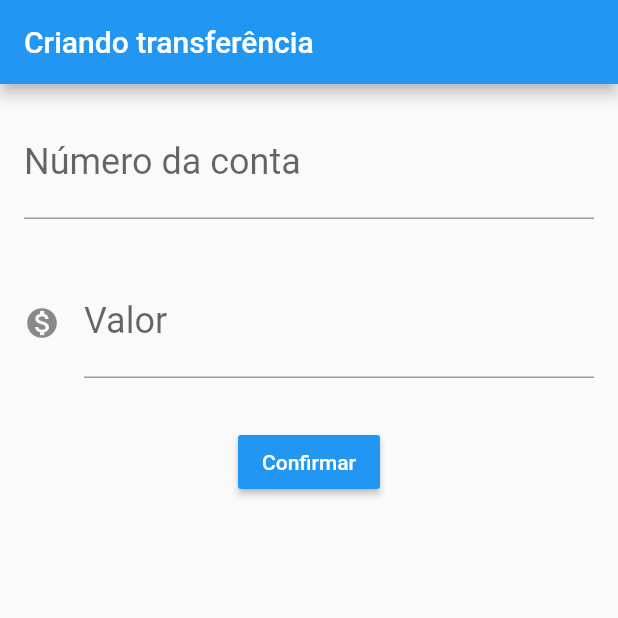
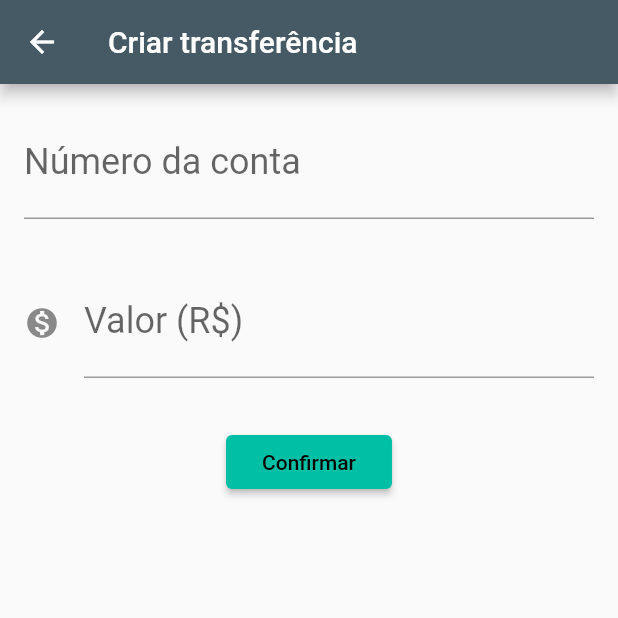
Before and after one commit to yagopessoa/bytebank, a Flutter app: the NewTransferForm screen opened directly, after a tap on "Confirmar", on a phone screen of 412 x 824 dp, the top half of it. Run offline on Flutter 3.47's test engine with Material 2 defaults, Android fonts, the phone set to English and light mode, and no system bars.

Commit message:
feat(transfers): listing created transfers

```diff
--- a/lib/main.dart
+++ b/lib/main.dart
@@ -6,14 +6,27 @@ class BytebankApp extends StatelessWidget {
   @override
   Widget build(BuildContext context) {
     return MaterialApp(
-      home: Scaffold(
-        body: NewTransferForm(),
+      home: TransfersList(),
+      theme: ThemeData(
+        primaryColor: Colors.blueGrey[700],
+        accentColor: Colors.tealAccent[700],
+        buttonTheme: ButtonThemeData(
+          buttonColor: Colors.tealAccent[700],
+          textTheme: ButtonTextTheme.primary,
+        ),
       ),
     );
   }
 }
 
-class NewTransferForm extends StatelessWidget {
+class NewTransferForm extends StatefulWidget {
+  @override
+  State<StatefulWidget> createState() {
+    return NewTransferFormState();
+  }
+}
+
+class NewTransferFormState extends State<NewTransferForm> {
   final TextEditingController _accNumberField = TextEditingController();
   final TextEditingController _valueField = TextEditingController();
 
@@ -21,100 +34,144 @@ class NewTransferForm extends StatelessWidget {
   Widget build(BuildContext context) {
     return Scaffold(
       appBar: AppBar(
-        title: Text('Criando transferência'),
+        title: Text('Criar transferência'),
       ),
-      body: Column(
+      body: SingleChildScrollView(
+        child: Column(
           children: <Widget>[
-          Padding(
-            padding: const EdgeInsets.all(16.0),
-            child: TextField(
+            CustomTextField(
               controller: _accNumberField,
-              style: TextStyle(
-                fontSize: 24.0,
+              label: 'Número da conta',
+              hint: '0000',
             ),
-              decoration: InputDecoration(
-                labelText: 'Número da conta',
-                hintText: '0000',
-              ),
-              keyboardType: TextInputType.number,
-            ),
-          ),
-          Padding(
-            padding: const EdgeInsets.all(16.0),
-            child: TextField(
+            CustomTextField(
               controller: _valueField,
-              style: TextStyle(
-                fontSize: 24.0,
-              ),
-              decoration: InputDecoration(
-                icon: Icon(Icons.monetization_on),
-                labelText: 'Valor',
-                hintText: '0.00',
-              ),
-              keyboardType: TextInputType.number,
-            ),
+              label: 'Valor (R\$)',
+              hint: '0.00',
+              icon: Icons.monetization_on,
             ),
             Padding(
               padding: const EdgeInsets.only(top: 16.0),
               child: RaisedButton(
                 child: Text('Confirmar'),
-              color: Colors.blue,
-              textColor: Colors.white,
-              onPressed: () {
+                // color: Colors.blue,
+                // textColor: Colors.white,
+                onPressed: () => _createTransfer(context),
+              ),
+            ),
+          ],
+        ),
+      ),
+    );
+  }
+
+  void _createTransfer(BuildContext context) {
     final int accNumber = int.tryParse(_accNumberField.text);
     final double value = double.tryParse(_valueField.text);
 
     if (accNumber != null && value != null) {
-                  final transfer = Transfer(value, accNumber);
-
-                  Scaffold.of(context).showSnackBar(SnackBar(
-                    content: Text(
-                      transfer.toString(),
-                    ),
-                  ));
+      final newTransfer = Transfer(value, accNumber);
+      Navigator.pop(context, newTransfer);
     }
-              },
-            ),
-          ),
-        ],
-      ),
-    );
   }
 }
 
-class TransfersList extends StatelessWidget {
+class TransfersList extends StatefulWidget {
+  final List<Transfer> _transfers = List();
+
+  @override
+  State<StatefulWidget> createState() {
+    return TransferListState();
+  }
+}
+
+class TransferListState extends State<TransfersList> {
   @override
   Widget build(BuildContext context) {
     return Scaffold(
       appBar: AppBar(
         title: Text('Transferências'),
       ),
-      body: Column(
-        children: <Widget>[
-          TransferListItem(Transfer(5000.0, 5884)),
-          TransferListItem(Transfer(2340.0, 5884)),
-        ],
+      body: ListView.builder(
+        itemCount: widget._transfers.length,
+        itemBuilder: (context, index) {
+          final transfer = widget._transfers[index];
+          return TransferListItem(transfer, key: UniqueKey());
+        },
       ),
       floatingActionButton: FloatingActionButton(
         child: Icon(Icons.add),
-        onPressed: () => {},
+        onPressed: () {
+          final Future<Transfer> future = Navigator.push(
+            context,
+            MaterialPageRoute(builder: (context) {
+              return NewTransferForm();
+            }),
+          );
+
+          future.then((transfer) => _addTransfer(context, transfer));
+        },
+      ),
+    );
+  }
+
+  void _addTransfer(context, newTransfer) {
+    if (newTransfer != null) {
+      setState(() {
+        widget._transfers.add(newTransfer);
+      });
+
+      Scaffold.of(context).showSnackBar(SnackBar(
+        content: Text(
+          'Transferência adicionada com sucesso!',
+        ),
+      ));
+    }
+  }
+}
+
+class CustomTextField extends StatelessWidget {
+  final TextEditingController controller;
+  final IconData icon;
+  final String label;
+  final String hint;
+
+  const CustomTextField(
+      {Key key, this.controller, this.icon, this.label, this.hint})
+      : super(key: key);
+
+  @override
+  Widget build(BuildContext context) {
+    return Padding(
+      padding: const EdgeInsets.all(16.0),
+      child: TextField(
+        controller: controller,
+        style: TextStyle(
+          fontSize: 24.0,
+        ),
+        decoration: InputDecoration(
+          icon: icon != null ? Icon(icon) : null,
+          labelText: label,
+          hintText: hint,
+        ),
+        keyboardType: TextInputType.number,
       ),
     );
   }
 }
 
 class TransferListItem extends StatelessWidget {
-  final Transfer transfer;
+  final Transfer _transfer;
 
-  TransferListItem(this.transfer);
+  TransferListItem(this._transfer, {Key key}) : super(key: key);
 
   @override
   Widget build(BuildContext context) {
     return Card(
       child: ListTile(
         leading: Icon(Icons.monetization_on),
-        title: Text(transfer.value.toString()),
-        subtitle: Text(transfer.accountNumber.toString()),
+        title: Text(_transfer.value.toString()),
+        subtitle: Text(_transfer.accountNumber.toString()),
       ),
     );
   }
```
Lines whose indentation alone changed are shown as unchanged.
